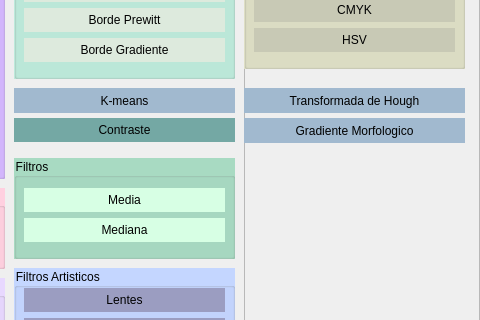
This is main.ui in AlvaroCastro1/openCV as Qt 5 draws it before an edit; both pictures show x 796 to 1276 and y 92 to 412 of the 1276 by 609 pixel window. The edited form follows.
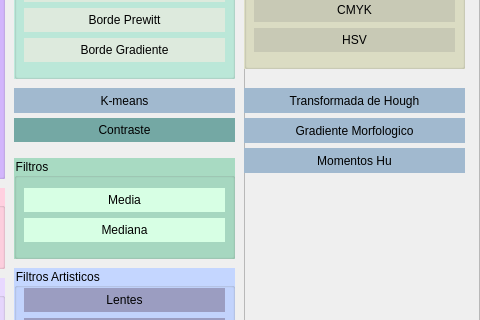
This is the edited form.

Patch:
```diff
--- a/main.ui
+++ b/main.ui
@@ -1220,6 +1220,29 @@
         <string>Gradiente Morfologico</string>
        </property>
       </widget>
+      <widget class="QPushButton" name="btn_momentos">
+       <property name="geometry">
+        <rect>
+         <x>1040</x>
+         <y>240</y>
+         <width>221</width>
+         <height>25</height>
+        </rect>
+       </property>
+       <property name="styleSheet">
+        <string notr="true">QPushButton{
+	background-color: rgb(161, 185, 207);
+	border-radius: 20px;
+}
+QPushButton:hover {
+	color: rgb(255,255,255);
+	background-color: rgb(156, 213, 209);
+}</string>
+       </property>
+       <property name="text">
+        <string>Momentos Hu</string>
+       </property>
+      </widget>
      </widget>
     </item>
    </layout>
```
